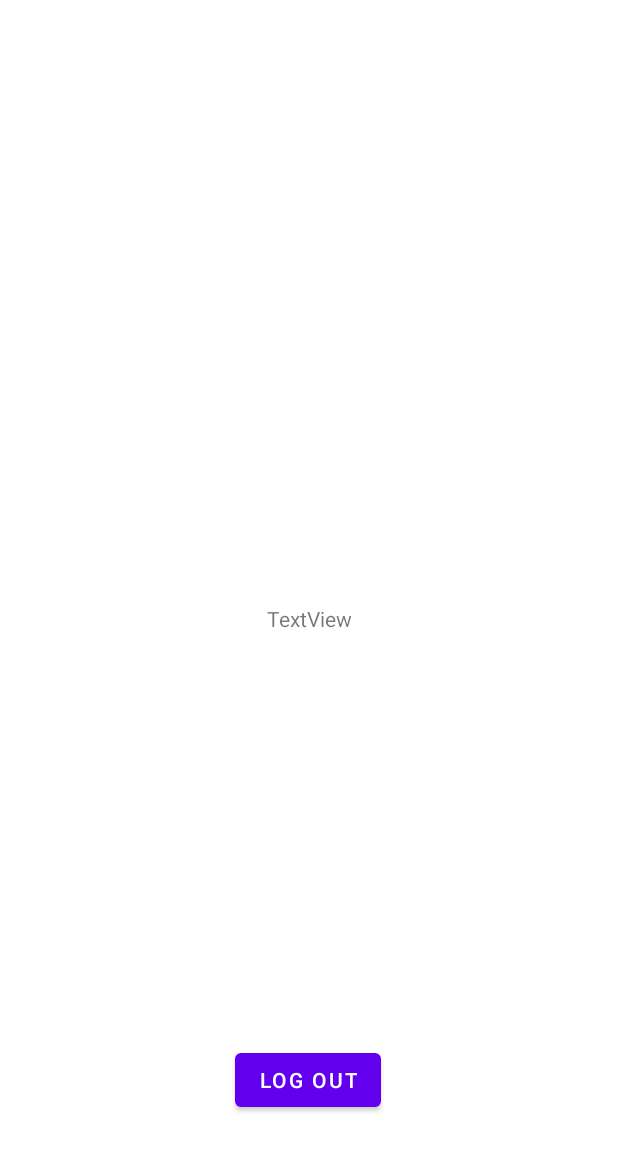
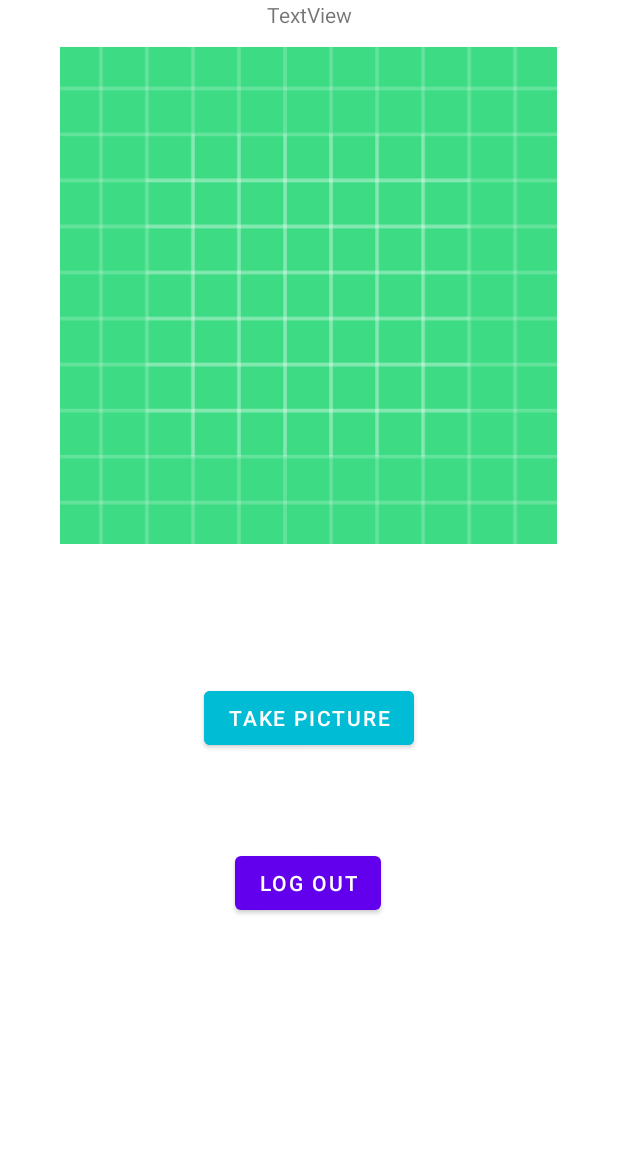
Before and after one commit to RutaleIvanPaul/TreeoApp, an Android app: the layout activity_home.xml on its own in the app's theme, with its tools: preview values and no code run, on a phone screen of 412 x 824 dp. Shown: the top 1151 px of the screen. Run offline under Robolectric (Android 15) with nearby library versions, the phone set to English and light mode, and no system bars; network calls fail.

Commit message:
Allow user to take Picture-Rebased

```diff
--- a/app/src/main/java/org/fairventures/treeo/ui/MainActivity.kt
+++ b/app/src/main/java/org/fairventures/treeo/ui/MainActivity.kt
@@ -47,7 +47,6 @@ class MainActivity : AppCompatActivity() {
     override fun onCreate(savedInstanceState: Bundle?) {
         super.onCreate(savedInstanceState)
         setContentView(R.layout.activity_main)
-
 
         // Build a GoogleSignInClient with the options specified by gso.
         val mGoogleSignInClient = GoogleSignIn.getClient(this, googleSignInOptions)
--- a/app/src/main/java/org/fairventures/treeo/util/constants.kt
+++ b/app/src/main/java/org/fairventures/treeo/util/constants.kt
@@ -7,3 +7,4 @@ const val GOOGLE_CLIENT_ID="231302299324-397b901c9inbns215ue7dc2o34nn2njt.apps.g
 const val BASE_URL = "https://ferventdyanmics.com/"
 val SHARED_PREFERENCES_NAME = "shared_preferences"
 val errors =  MutableLiveData<String>()
+const val FILE_NAME = "photo.jpg"
--- a/app/src/main/res/layout/activity_home.xml
+++ b/app/src/main/res/layout/activity_home.xml
@@ -11,7 +11,6 @@
         android:layout_width="wrap_content"
         android:layout_height="wrap_content"
         android:text="TextView"
-        app:layout_constraintBottom_toBottomOf="parent"
         app:layout_constraintEnd_toEndOf="parent"
         app:layout_constraintStart_toStartOf="parent"
         app:layout_constraintTop_toTopOf="parent" />
@@ -25,7 +24,31 @@
         app:layout_constraintEnd_toEndOf="parent"
         app:layout_constraintHorizontal_bias="0.498"
         app:layout_constraintStart_toStartOf="parent"
-        app:layout_constraintTop_toTopOf="parent"
-        app:layout_constraintVertical_bias="0.897"
+        app:layout_constraintTop_toBottomOf="@+id/take_picture_button"
+        app:layout_constraintVertical_bias="0.226"
         tools:text="@string/logout_button_text" />
+
+    <Button
+        android:id="@+id/take_picture_button"
+        android:layout_width="wrap_content"
+        android:layout_height="wrap_content"
+        android:layout_marginTop="92dp"
+        android:backgroundTint="#00BCD4"
+        android:text="Take Picture"
+        app:iconTint="#00BCD4"
+        app:layout_constraintEnd_toEndOf="parent"
+        app:layout_constraintStart_toStartOf="parent"
+        app:layout_constraintTop_toBottomOf="@+id/imageView"
+        app:rippleColor="#00BCD4" />
+
+    <ImageView
+        android:id="@+id/imageView"
+        android:layout_width="348dp"
+        android:layout_height="331dp"
+        android:layout_marginTop="12dp"
+        app:layout_constraintEnd_toEndOf="parent"
+        app:layout_constraintHorizontal_bias="0.492"
+        app:layout_constraintStart_toStartOf="parent"
+        app:layout_constraintTop_toBottomOf="@+id/welcomeMessage"
+        app:srcCompat="@drawable/ic_launcher_background" />
 </androidx.constraintlayout.widget.ConstraintLayout>
--- /dev/null
+++ b/app/src/main/res/xml/fileprovider.xml
@@ -0,0 +1,6 @@
+<?xml version="1.0" encoding="utf-8"?>
+<paths>
+    <external-files-path
+        name="images"
+        path="Pictures"/>
+</paths>
```
Also changed, not shown: app/src/main/AndroidManifest.xml (+16 -0 lines), app/src/main/java/org/fairventures/treeo/ui/Home/HomeActivity.kt (+70 -1 lines).
